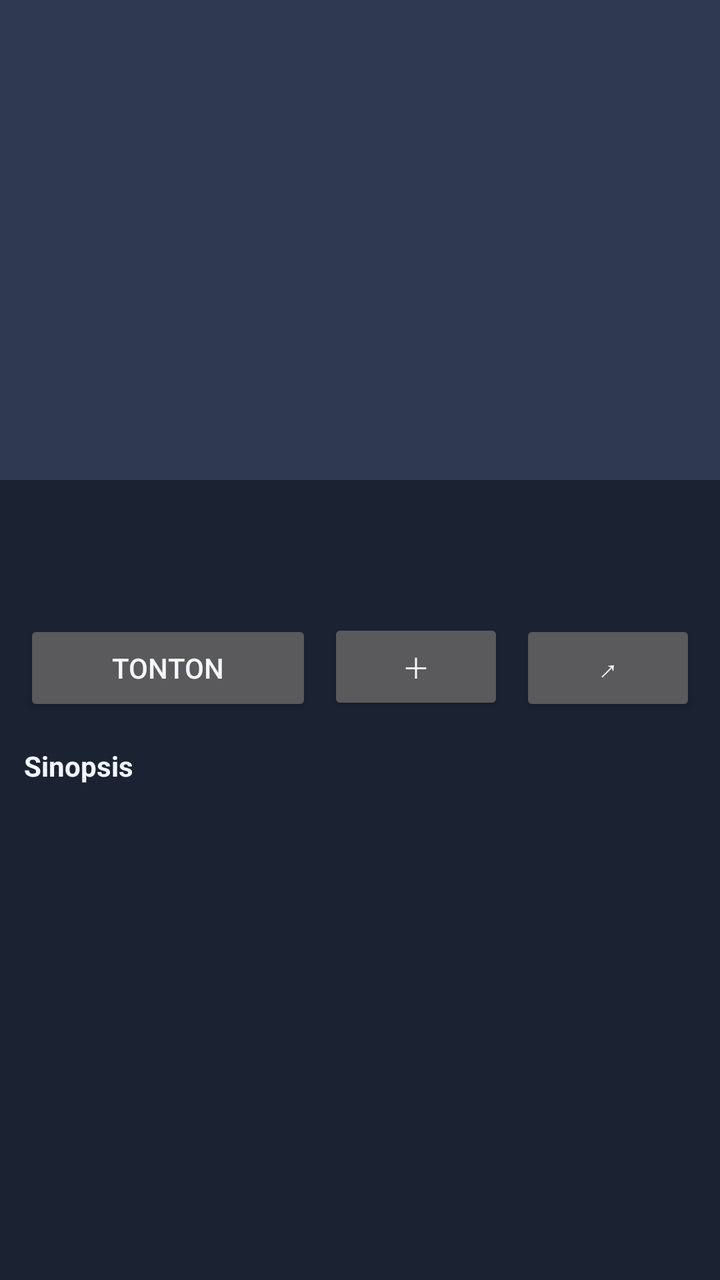
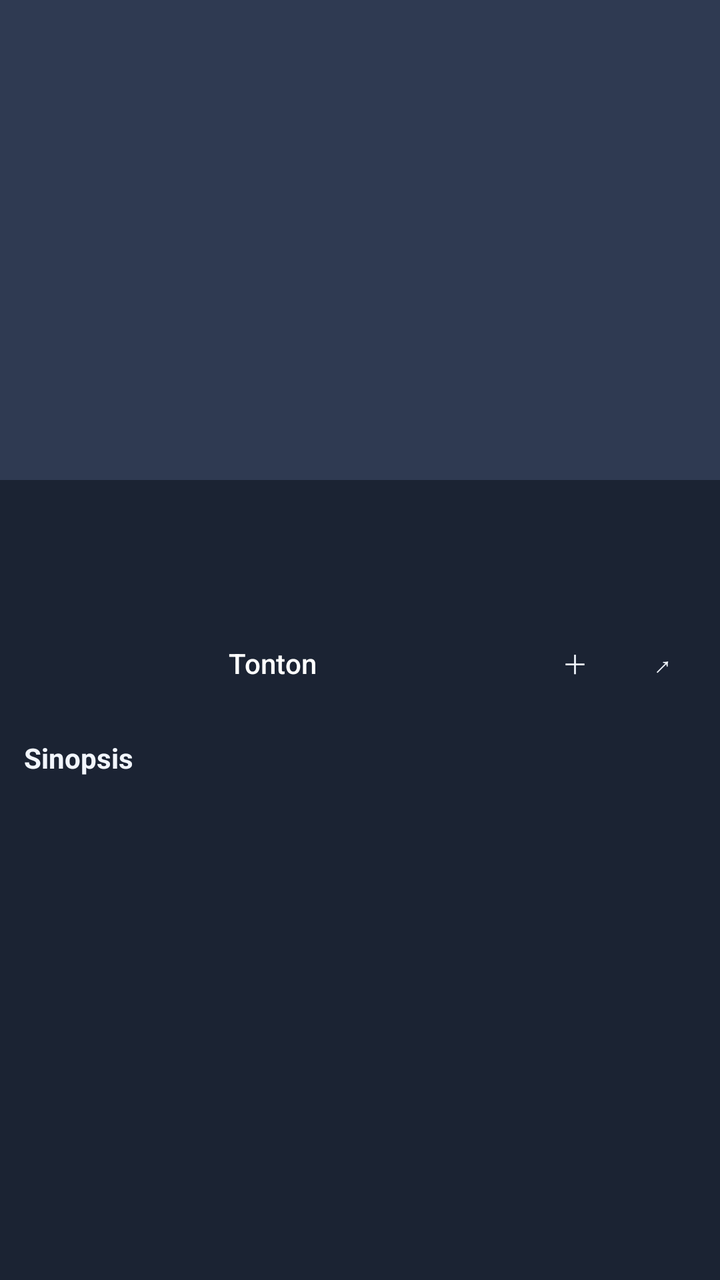

The first picture is an Android layout as it rendered before a commit; the second is the same layout after the commit. The layout source and the unified diff follow.
<!-- AndroidManifest.xml: application theme Theme.NontonGo -->
<!-- res/layout/activity_detail.xml -->
<?xml version="1.0" encoding="utf-8"?>
<ScrollView xmlns:android="http://schemas.android.com/apk/res/android"
    android:layout_width="match_parent"
    android:layout_height="match_parent"
    android:background="@color/bg">

    <LinearLayout
        android:layout_width="match_parent"
        android:layout_height="wrap_content"
        android:orientation="vertical"
        android:paddingBottom="24dp">

        <ImageView
            android:id="@+id/d_poster"
            android:layout_width="match_parent"
            android:layout_height="240dp"
            android:scaleType="centerCrop"
            android:background="@color/surface" />

        <LinearLayout
            android:layout_width="match_parent"
            android:layout_height="wrap_content"
            android:orientation="vertical"
            android:padding="12dp">

            <TextView
                android:id="@+id/d_title"
                android:layout_width="match_parent"
                android:layout_height="wrap_content"
                android:textSize="20sp"
                android:textStyle="bold"
                android:textColor="@color/text" />

            <TextView
                android:id="@+id/d_meta"
                android:layout_width="match_parent"
                android:layout_height="wrap_content"
                android:paddingTop="4dp"
                android:textColor="@color/muted"
                android:textSize="12sp" />

            <LinearLayout
                android:layout_width="match_parent"
                android:layout_height="wrap_content"
                android:orientation="horizontal"
                android:paddingTop="10dp">

                <Button
                    android:id="@+id/d_play"
                    android:layout_width="0dp"
                    android:layout_height="wrap_content"
                    android:layout_weight="1"
                    android:text="@string/play" />

                <Button
                    android:id="@+id/d_watch"
                    android:layout_width="wrap_content"
                    android:layout_height="wrap_content"
                    android:layout_marginStart="8dp"
                    android:text="＋" />

                <Button
                    android:id="@+id/d_share"
                    android:layout_width="wrap_content"
                    android:layout_height="wrap_content"
                    android:layout_marginStart="8dp"
                    android:text="↗" />
            </LinearLayout>

            <TextView
                android:layout_width="match_parent"
                android:layout_height="wrap_content"
                android:paddingTop="16dp"
                android:textStyle="bold"
                android:textColor="@color/text"
                android:text="@string/synopsis" />

            <TextView
                android:id="@+id/d_synopsis"
                android:layout_width="match_parent"
                android:layout_height="wrap_content"
                android:paddingTop="6dp"
                android:textColor="#DBE2F0"
                android:textSize="14sp"
                android:lineSpacingMultiplier="1.2" />

            <TextView
                android:id="@+id/d_ep_header"
                android:layout_width="match_parent"
                android:layout_height="wrap_content"
                android:paddingTop="16dp"
                android:textStyle="bold"
                android:textColor="@color/text"
                android:text="@string/episodes"
                android:visibility="gone" />

            <HorizontalScrollView
                android:id="@+id/d_seasons_wrap"
                android:layout_width="match_parent"
                android:layout_height="wrap_content"
                android:scrollbars="none"
                android:visibility="gone">

                <LinearLayout
                    android:id="@+id/d_seasons"
                    android:layout_width="wrap_content"
                    android:layout_height="wrap_content"
                    android:orientation="horizontal"
                    android:paddingTop="8dp" />
            </HorizontalScrollView>

            <androidx.recyclerview.widget.RecyclerView
                android:id="@+id/d_episodes"
                android:layout_width="match_parent"
                android:layout_height="wrap_content"
                android:paddingTop="8dp"
                android:visibility="gone" />

            <TextView
                android:id="@+id/d_related_header"
                android:layout_width="match_parent"
                android:layout_height="wrap_content"
                android:paddingTop="16dp"
                android:textStyle="bold"
                android:textColor="@color/text"
                android:text="@string/related"
                android:visibility="gone" />

            <androidx.recyclerview.widget.RecyclerView
                android:id="@+id/d_related"
                android:layout_width="match_parent"
                android:layout_height="wrap_content"
                android:paddingTop="8dp" />
        </LinearLayout>

        <ProgressBar
            android:id="@+id/d_progress"
            android:layout_width="wrap_content"
            android:layout_height="wrap_content"
            android:layout_gravity="center_horizontal"
            android:visibility="gone" />
    </LinearLayout>
</ScrollView>
<!-- resources referenced by this layout -->
<resources>
  <color name="bg">#1B2333</color>
  <color name="muted">#ADB8D0</color>
  <color name="surface">#2F3A52</color>
  <color name="text">#F2F6FD</color>
  <string name="episodes">Episode</string>
  <string name="play">Tonton</string>
  <string name="related">Rekomendasi Serupa</string>
  <string name="synopsis">Sinopsis</string>
  <style name="Theme.NontonGo" parent="Theme.Material3.Dark.NoActionBar">
          <item name="colorPrimary">@color/accent</item>
          <item name="colorPrimaryContainer">@color/accent</item>
          <item name="colorSecondary">@color/accent2</item>
          <item name="android:colorBackground">@color/bg</item>
          <item name="colorSurface">@color/surface</item>
          <item name="android:textColorPrimary">@color/text</item>
          <item name="android:textColorSecondary">@color/muted</item>
          <item name="android:statusBarColor">@color/app</item>
          <item name="android:navigationBarColor">@color/app</item>
          <item name="android:windowBackground">@color/bg</item>
      </style>
  <color name="accent">#A4161A</color>
  <color name="accent2">#C1121F</color>
  <color name="app">#252E42</color>
</resources>

<!-- the commit's change to res/layout/activity_detail.xml (unified diff, before → after) -->
@@ -47,22 +47,25 @@
 
                 <Button
                     android:id="@+id/d_play"
+                    style="@style/Widget.NontonGo.Button.Accent"
                     android:layout_width="0dp"
-                    android:layout_height="wrap_content"
+                    android:layout_height="44dp"
                     android:layout_weight="1"
                     android:text="@string/play" />
 
                 <Button
                     android:id="@+id/d_watch"
+                    style="@style/Widget.NontonGo.Button"
                     android:layout_width="wrap_content"
-                    android:layout_height="wrap_content"
+                    android:layout_height="44dp"
                     android:layout_marginStart="8dp"
                     android:text="＋" />
 
                 <Button
                     android:id="@+id/d_share"
+                    style="@style/Widget.NontonGo.Button"
                     android:layout_width="wrap_content"
-                    android:layout_height="wrap_content"
+                    android:layout_height="44dp"
                     android:layout_marginStart="8dp"
                     android:text="↗" />
             </LinearLayout>
<!-- resource entries referenced after the edit -->
@@ -8,6 +8,31 @@
   <string name="play">Tonton</string>
   <string name="related">Rekomendasi Serupa</string>
   <string name="synopsis">Sinopsis</string>
+  <style name="Widget.NontonGo.Button" parent="Widget.Material3.Button.OutlinedButton">
+          <item name="backgroundTint">@color/surface</item>
+          <item name="strokeColor">@color/line</item>
+          <item name="strokeWidth">1dp</item>
+          <item name="cornerRadius">10dp</item>
+          <item name="android:textColor">@color/text</item>
+          <item name="android:textAllCaps">false</item>
+          <item name="android:textSize">13sp</item>
+          <item name="android:minWidth">0dp</item>
+          <item name="android:minHeight">40dp</item>
+          <item name="android:insetTop">0dp</item>
+          <item name="android:insetBottom">0dp</item>
+          <item name="android:paddingLeft">12dp</item>
+          <item name="android:paddingRight">12dp</item>
+      </style>
+  <style name="Widget.NontonGo.Button.Accent" parent="Widget.Material3.Button">
+          <item name="backgroundTint">@color/accent</item>
+          <item name="cornerRadius">10dp</item>
+          <item name="android:textColor">@color/white</item>
+          <item name="android:textAllCaps">false</item>
+          <item name="android:textSize">14sp</item>
+          <item name="android:minHeight">44dp</item>
+          <item name="android:insetTop">0dp</item>
+          <item name="android:insetBottom">0dp</item>
+      </style>
   <style name="Theme.NontonGo" parent="Theme.Material3.Dark.NoActionBar">
           <item name="colorPrimary">@color/accent</item>
           <item name="colorPrimaryContainer">@color/accent</item>
@@ -20,7 +45,9 @@
           <item name="android:navigationBarColor">@color/app</item>
           <item name="android:windowBackground">@color/bg</item>
       </style>
+  <color name="line">#47546F</color>
   <color name="accent">#A4161A</color>
+  <color name="white">#FFFFFF</color>
   <color name="accent2">#C1121F</color>
   <color name="app">#252E42</color>
 </resources>
